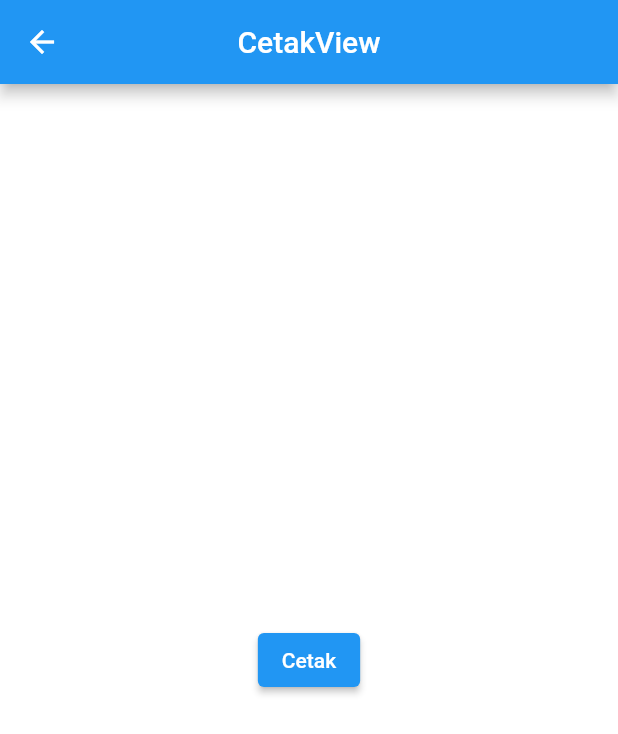
After one commit to henrykanesa/simondavis, a Flutter app: the AllTodoView screen opened by its route, after a tap on the "print" icon, on a phone screen of 412 x 824 dp. The commit adds this screen. Shown: the top 734 px of the screen. Run offline on Flutter 3.47's test engine with Material 2 defaults, Android fonts, the phone set to English and light mode, and no system bars; our stand-ins replace cloud_firestore, file_picker, firebase_auth, firebase_core, firebase_storage, flutter_svg and 3 more; missing offline and left inert: camera_camera; accounts and stored records are empty; Roboto replaces fonts that are missing (inter).

Commit message:
Cetak PW

```diff
--- a/lib/app/modules/all_todo/views/all_todo_view.dart
+++ b/lib/app/modules/all_todo/views/all_todo_view.dart
@@ -144,6 +144,14 @@ class AllTodoView extends GetView<AllTodoController> {
                   }
                 },
               ),
+              FloatingActionButton(
+                onPressed: () {
+                  Get.toNamed(Routes.CETAK);
+                },
+                child: Icon(
+                  Icons.print,
+                ),
+              ),
             ],
           );
         },
--- /dev/null
+++ b/lib/app/modules/cetak/bindings/cetak_binding.dart
@@ -0,0 +1,12 @@
+import 'package:get/get.dart';
+
+import '../controllers/cetak_controller.dart';
+
+class CetakBinding extends Bindings {
+  @override
+  void dependencies() {
+    Get.lazyPut<CetakController>(
+      () => CetakController(),
+    );
+  }
+}
--- /dev/null
+++ b/lib/app/modules/cetak/controllers/cetak_controller.dart
@@ -0,0 +1,86 @@
+import 'package:cloud_firestore/cloud_firestore.dart';
+import 'package:firebase_auth/firebase_auth.dart';
+import 'package:flutter/widgets.dart';
+import 'package:get/get.dart';
+import 'package:pdf/pdf.dart';
+import 'package:pdf/widgets.dart' as pw;
+// import 'package:pretty_qr_code/pretty_qr_code.dart';
+import 'package:printing/printing.dart';
+
+class CetakController extends GetxController {
+  //TODO: Implement CetakController
+
+  FirebaseAuth auth = FirebaseAuth.instance;
+  FirebaseFirestore firestore = FirebaseFirestore.instance;
+  List items = [];
+
+  Future<void> getData() async {
+    String uid = auth.currentUser!.uid;
+    print(uid);
+    QuerySnapshot<Map<String, dynamic>> result =
+        await firestore.collection("users").doc(uid).collection("todos").get();
+
+    result.docs.forEach((e) {
+      items.add(e);
+      print(e);
+    });
+  }
+
+  final count = 0.obs;
+  @override
+  void onInit() {
+    super.onInit();
+
+    getData();
+  }
+
+  @override
+  void onReady() {
+    super.onReady();
+  }
+
+  @override
+  void onClose() {
+    super.onClose();
+  }
+
+  void increment() => count.value++;
+
+  void cetakPdf() async {
+    final doc = pw.Document();
+    print(items);
+    doc.addPage(pw.Page(
+        pageFormat: PdfPageFormat.a4,
+        build: (pw.Context context) {
+          return pw.Column(children: [
+            pw.Text("Berita Acara"),
+            pw.Text("Monitoring Siswa PKL"),
+          ]);
+          // pw.Table(
+          //     children: [
+          //   pw.TableRow(children: [
+          //     pw.Text("No"),
+          //     pw.Text("Nama"),
+          //     pw.Text("Qrcode"),
+          //   ]),
+          // ]..addAll(items.map((e) {
+
+          //   pw.TableRow(
+          //     children: [
+          //       pw.Text("1"),
+          //       pw.Text(e["title"]),
+          //       pw.BarcodeWidget(
+          //         barcode: pw.Barcode.qrCode(),
+          //         data: "Aa",
+          //         color: PdfColors.black,
+          //         width: 50,
+          //         height: 50,
+          //       ),
+          //     ],
+          //   );
+          // })));
+        }));
+    await Printing.layoutPdf(
+        onLayout: (PdfPageFormat format) async => doc.save());
+  }
+}
--- /dev/null
+++ b/lib/app/modules/cetak/views/cetak_view.dart
@@ -0,0 +1,23 @@
+import 'package:flutter/material.dart';
+
+import 'package:get/get.dart';
+
+import '../controllers/cetak_controller.dart';
+
+class CetakView extends GetView<CetakController> {
+  const CetakView({Key? key}) : super(key: key);
+  @override
+  Widget build(BuildContext context) {
+    return Scaffold(
+      appBar: AppBar(
+        title: const Text('CetakView'),
+        centerTitle: true,
+      ),
+      body: GetBuilder<CetakController>(builder: (controller) {
+        return Center(
+            child: ElevatedButton(
+                onPressed: () => controller.cetakPdf(), child: Text("Cetak")));
+      }),
+    );
+  }
+}
--- a/lib/app/modules/detail_todo/views/detail_todo_view.dart
+++ b/lib/app/modules/detail_todo/views/detail_todo_view.dart
@@ -127,6 +127,7 @@ class DetailTodoView extends GetView<DetailTodoController> {
               ),
             ),
           ),
+
         ],
       ),
     );
--- a/lib/app/routes/app_pages.dart
+++ b/lib/app/routes/app_pages.dart
@@ -4,6 +4,8 @@ import '../modules/add_todo/bindings/add_todo_binding.dart';
 import '../modules/add_todo/views/add_todo_view.dart';
 import '../modules/all_todo/bindings/all_todo_binding.dart';
 import '../modules/all_todo/views/all_todo_view.dart';
+import '../modules/cetak/bindings/cetak_binding.dart';
+import '../modules/cetak/views/cetak_view.dart';
 import '../modules/detail_todo/bindings/detail_todo_binding.dart';
 import '../modules/detail_todo/views/detail_todo_view.dart';
 import '../modules/edit_todo/bindings/edit_todo_binding.dart';
@@ -58,5 +60,10 @@ class AppPages {
       page: () => const EditTodoView(),
       binding: EditTodoBinding(),
     ),
+    GetPage(
+      name: _Paths.CETAK,
+      page: () => const CetakView(),
+      binding: CetakBinding(),
+    ),
   ];
 }
--- a/lib/app/routes/app_routes.dart
+++ b/lib/app/routes/app_routes.dart
@@ -12,8 +12,8 @@ abstract class Routes {
   static const EDIT_TODO = _Paths.EDIT_TODO;
   static const DELETE_TODO = _Paths.DELETE_TODO;
   static const SEARCH = _Paths.SEARCH;
-  static const PDF = _Paths.PDF;
-  static const PREVIEW_SCREEN = _Paths.PREVIEW_SCREEN;
+
+  static const CETAK = _Paths.CETAK;
 }
 
 abstract class _Paths {
@@ -29,4 +29,5 @@ abstract class _Paths {
   static const SEARCH = '/search';
   static const PDF = '/pdf';
   static const PREVIEW_SCREEN = '/preview-screen';
+  static const CETAK = '/cetak';
 }
```
